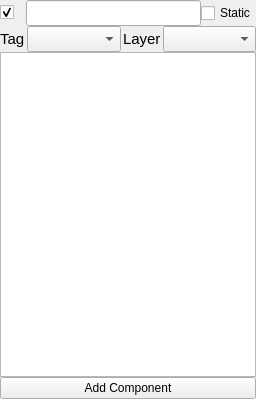
This is Engine/Source/Editor/GameObjectInspector.ui in yushroom/FishEngine as Qt 5 draws it before an edit. The edited form follows.
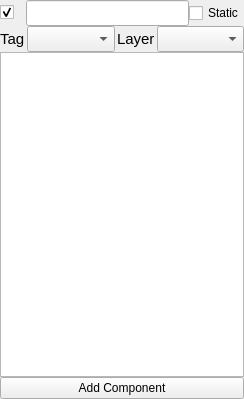
This is the edited form.

Patch:
```diff
--- a/Engine/Source/Editor/GameObjectInspector.ui
+++ b/Engine/Source/Editor/GameObjectInspector.ui
@@ -6,7 +6,7 @@
    <rect>
     <x>0</x>
     <y>0</y>
-    <width>256</width>
+    <width>244</width>
     <height>399</height>
    </rect>
   </property>
```
